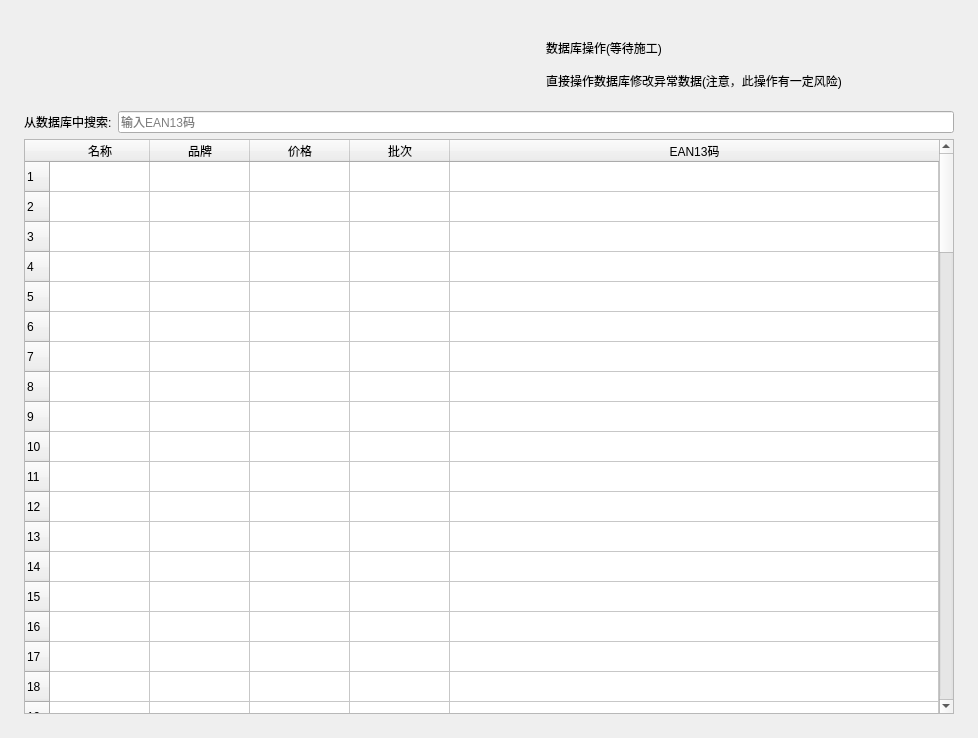
271374667/SimpleWMS, file assets/ui/database_page.ui: the form before one commit.
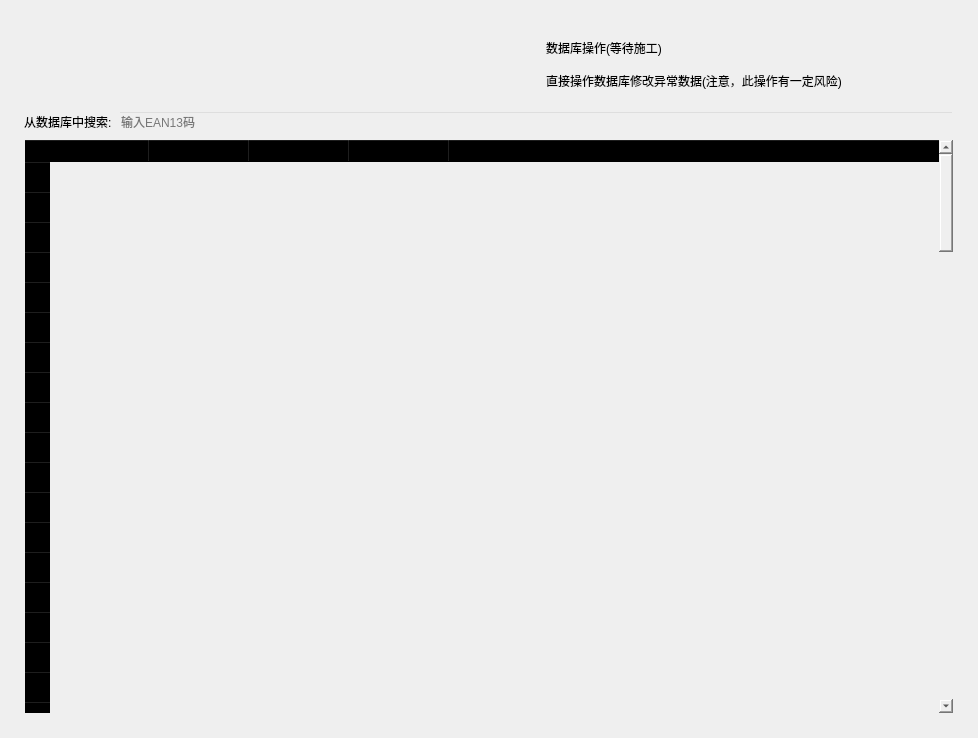
The form after the commit. Icons and pictures are not drawn. Custom widgets are drawn as their Qt base class.

Commit message: Feature: 完成了主页大屏的数据显示 Style: 现在背景颜色更加统一,原来因为有一个ScrollWidget所以背景看起来是灰色的,现在统一转换成透明白色 Feature: 设置页面现在能支持跳转到对应的标签组

What changed in the file:
```diff
--- a/assets/ui/database_page.ui
+++ b/assets/ui/database_page.ui
@@ -31,6 +31,9 @@
    </property>
    <item>
     <widget class="SmoothScrollArea" name="SmoothScrollArea">
+     <property name="styleSheet">
+      <string notr="true">background-color: rgba(0, 0, 0, 0);</string>
+     </property>
      <property name="frameShape">
       <enum>QFrame::NoFrame</enum>
      </property>
@@ -46,6 +49,9 @@
         <height>708</height>
        </rect>
       </property>
+      <property name="styleSheet">
+       <string notr="true">background-color: rgba(0, 0, 0, 0);</string>
+      </property>
       <layout class="QVBoxLayout" name="verticalLayout_2">
        <item>
         <widget class="SimpleCardWidget" name="SimpleCardWidget">
```
The commit also changes 26 other files.
